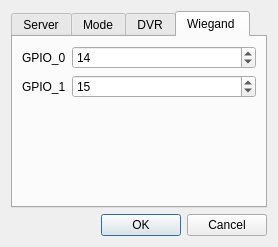
This is RpiClient/SettingsDialog.ui in Baxulio/ParkingAS as Qt 5 draws it before an edit. The edited form follows.
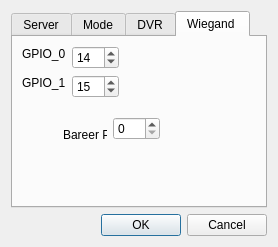
This is the edited form. The open tabs and pages were chosen to show the change.

Diff of the .ui file:
```diff
--- a/RpiClient/SettingsDialog.ui
+++ b/RpiClient/SettingsDialog.ui
@@ -332,9 +332,15 @@
       <attribute name="title">
        <string>Wiegand </string>
       </attribute>
-      <layout class="QFormLayout" name="formLayout_3">
-       <item row="0" column="0">
         <widget class="QLabel" name="label_10">
+       <property name="geometry">
+        <rect>
+         <x>9</x>
+         <y>9</y>
+         <width>44</width>
+         <height>16</height>
+        </rect>
+       </property>
          <property name="text">
           <string>GPIO_0</string>
          </property>
@@ -342,9 +348,15 @@
           <cstring>server_port_spin_box</cstring>
          </property>
         </widget>
-       </item>
-       <item row="0" column="1">
         <widget class="QSpinBox" name="gpio_0_spin">
+       <property name="geometry">
+        <rect>
+         <x>59</x>
+         <y>9</y>
+         <width>47</width>
+         <height>23</height>
+        </rect>
+       </property>
          <property name="maximum">
           <number>35</number>
          </property>
@@ -355,9 +367,15 @@
           <number>14</number>
          </property>
         </widget>
-       </item>
-       <item row="1" column="0">
         <widget class="QLabel" name="label_11">
+       <property name="geometry">
+        <rect>
+         <x>9</x>
+         <y>38</y>
+         <width>44</width>
+         <height>16</height>
+        </rect>
+       </property>
          <property name="text">
           <string>GPIO_1</string>
          </property>
@@ -365,9 +383,15 @@
           <cstring>server_port_spin_box</cstring>
          </property>
         </widget>
-       </item>
-       <item row="1" column="1">
         <widget class="QSpinBox" name="gpio_1_spin">
+       <property name="geometry">
+        <rect>
+         <x>59</x>
+         <y>38</y>
+         <width>47</width>
+         <height>23</height>
+        </rect>
+       </property>
          <property name="maximum">
           <number>35</number>
          </property>
@@ -378,8 +402,41 @@
           <number>15</number>
          </property>
         </widget>
-       </item>
-      </layout>
+      <widget class="QSpinBox" name="bareerPin">
+       <property name="geometry">
+        <rect>
+         <x>100</x>
+         <y>80</y>
+         <width>47</width>
+         <height>23</height>
+        </rect>
+       </property>
+       <property name="maximum">
+        <number>35</number>
+       </property>
+       <property name="singleStep">
+        <number>1</number>
+       </property>
+       <property name="value">
+        <number>0</number>
+       </property>
+      </widget>
+      <widget class="QLabel" name="label_12">
+       <property name="geometry">
+        <rect>
+         <x>50</x>
+         <y>90</y>
+         <width>44</width>
+         <height>16</height>
+        </rect>
+       </property>
+       <property name="text">
+        <string>Bareer Pin</string>
+       </property>
+       <property name="buddy">
+        <cstring>server_port_spin_box</cstring>
+       </property>
+      </widget>
      </widget>
     </widget>
    </item>
```
Left out of the diff: 2 changed lines with no effect on the pictures. Lines whose indentation alone changed are shown as unchanged.
